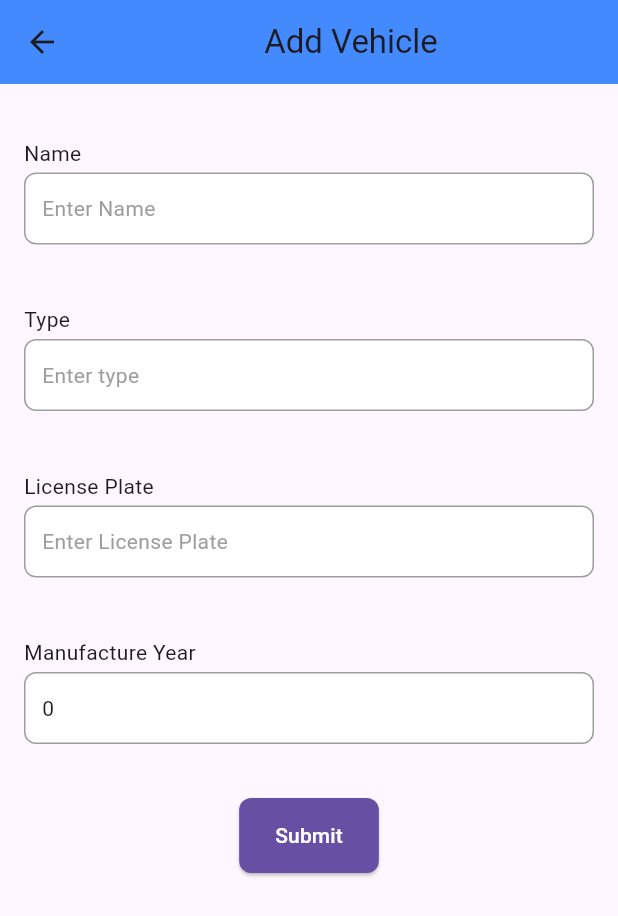
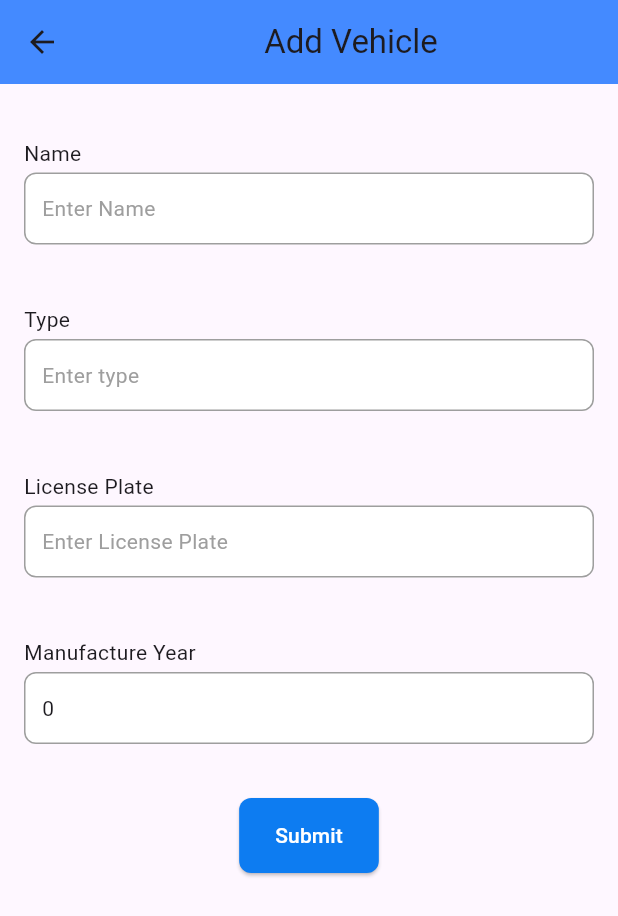
Before and after one commit to Raajmathankumardys/Tire_Management_Mobile, a Flutter app: the AddVehicleScreen screen opened directly, on a phone screen of 412 x 824 dp. Shown: the top 916 px of the screen. Run offline on Flutter 3.47's test engine with Material 3 defaults, Android fonts, the light colour scheme and no system bars; our stand-ins replace curved_navigation_bar, dio, fl_chart, flutter_dotenv, flutter_riverpod, flutter_screenutil and 6 more; accounts and stored records are empty; network calls fail.

Commit message:
Changed color of Primary Button

```diff
--- a/lib/common/widgets/button/app_primary_button.dart
+++ b/lib/common/widgets/button/app_primary_button.dart
@@ -1,4 +1,6 @@
 import 'package:flutter/material.dart';
+
+import '../../../config/themes/app_colors.dart';
 
 class AppPrimaryButton extends StatelessWidget {
   final VoidCallback onPressed;
@@ -26,7 +28,7 @@ class AppPrimaryButton extends StatelessWidget {
       child: ElevatedButton(
         onPressed: onPressed,
         style: ElevatedButton.styleFrom(
-          backgroundColor: primaryColor,
+          backgroundColor: AppColors.primaryColor,
           foregroundColor: textColor,
           shape: RoundedRectangleBorder(
             borderRadius: BorderRadius.circular(8),
```
